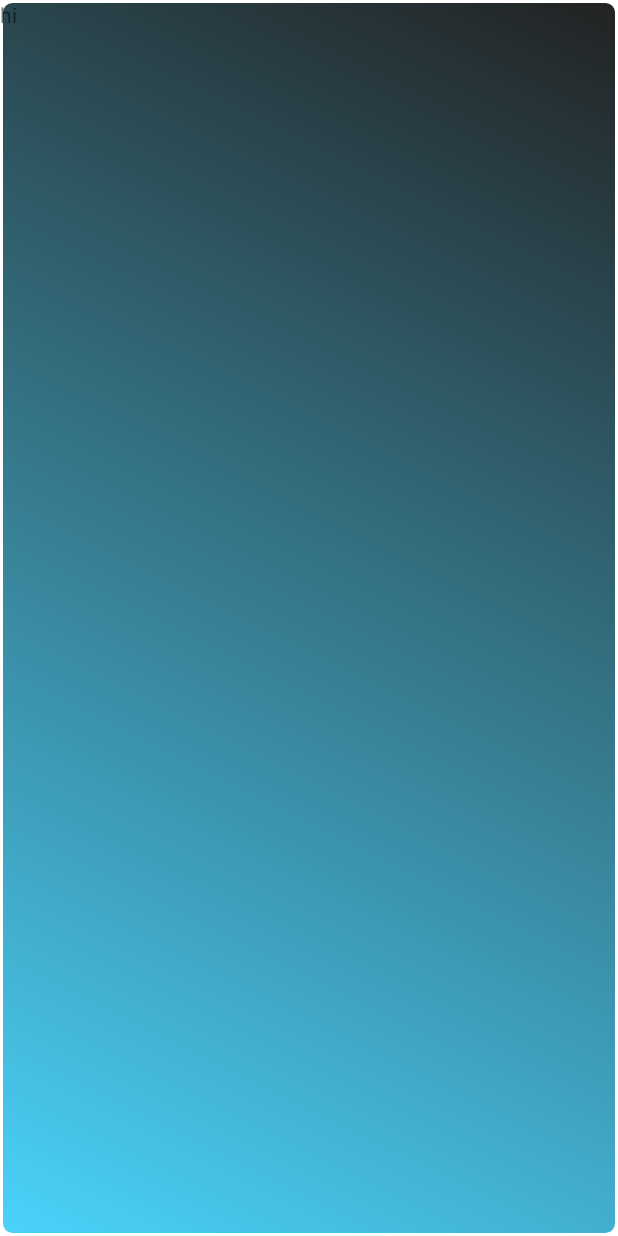
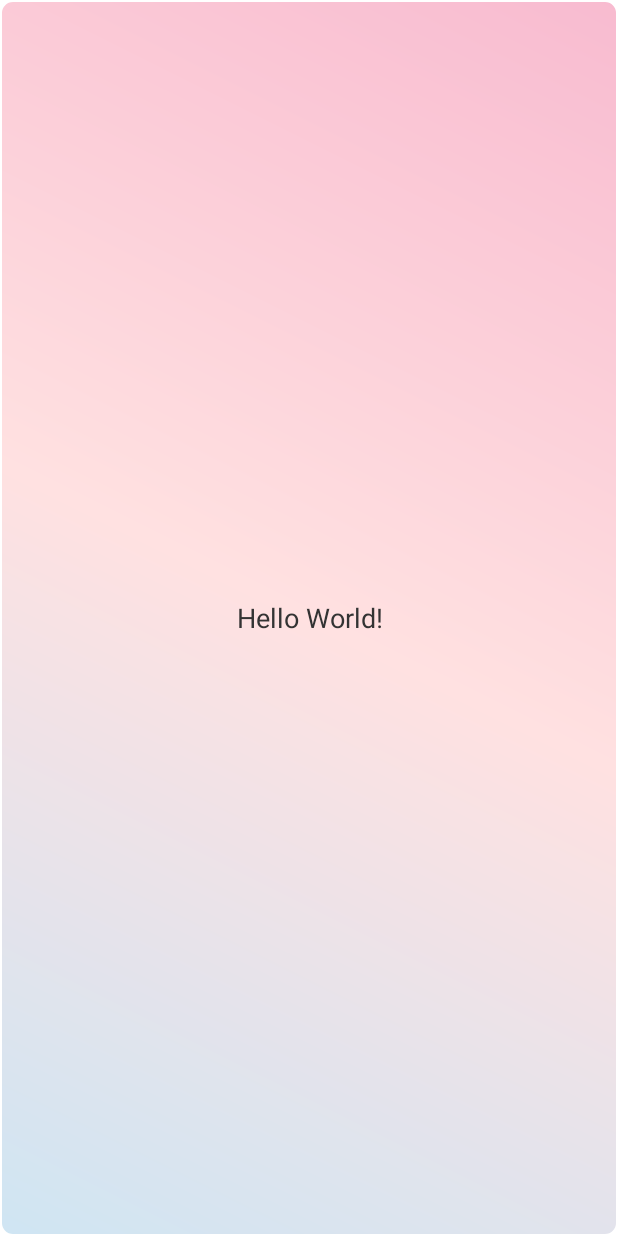
Before and after one commit to arielrodrigor/WidgetConnection, an Android app: the layout random_number_widget.xml on its own in the app's theme, with its tools: preview values and no code run, on a phone screen of 412 x 824 dp. Run offline under Robolectric (Android 15) with nearby library versions, the phone set to English and light mode, and no system bars.

Commit message:
Design stuff

```diff
--- a/app/src/main/java/com/example/widgetconnection/MainActivity.kt
+++ b/app/src/main/java/com/example/widgetconnection/MainActivity.kt
@@ -2,12 +2,15 @@ package com.example.widgetconnection
 
 import androidx.appcompat.app.AppCompatActivity
 import android.os.Bundle
+import android.util.Log
 
 class MainActivity : AppCompatActivity() {
     override fun onCreate(savedInstanceState: Bundle?) {
         super.onCreate(savedInstanceState)
         setContentView(R.layout.activity_main)
 
+
+
     }
 
 }
--- a/app/src/main/res/drawable/widget_preview.xml
+++ b/app/src/main/res/drawable/widget_preview.xml
@@ -3,18 +3,21 @@
     android:shape="rectangle" >
 
     <stroke
-        android:width="2dp"
+        android:width="1dp"
         android:color="#FFFFFFFF" />
+
 
     <gradient
         android:angle="225"
-        android:endColor="#DD2ECCFA"
-        android:startColor="#DD000000" />
+        android:endColor="#FFCFE5F3"
+        android:startColor="#FFF8BBD0"
+        android:centerColor="#FFFFE1E1" />
+    " />
 
     <corners
-        android:bottomLeftRadius="7dp"
-        android:bottomRightRadius="7dp"
-        android:topLeftRadius="7dp"
-        android:topRightRadius="7dp" />
+        android:bottomLeftRadius="8dp"
+        android:bottomRightRadius="8dp"
+        android:topLeftRadius="8dp"
+        android:topRightRadius="8dp" />
 
 </shape>
--- a/app/src/main/res/layout/random_number_widget.xml
+++ b/app/src/main/res/layout/random_number_widget.xml
@@ -2,6 +2,7 @@
 <LinearLayout xmlns:android="http://schemas.android.com/apk/res/android"
     android:layout_width="match_parent"
     android:layout_height="match_parent"
+    android:gravity="center"
     android:orientation="vertical"
     android:background="@drawable/widget_preview" >
     >
@@ -10,6 +11,11 @@
         android:id="@+id/appwidget_text"
         android:layout_width="wrap_content"
         android:layout_height="wrap_content"
-        android:text="hi" />
+        android:text="Hello World!"
+        android:textSize="18sp"
+        android:textColor="#333333"
+        android:textAlignment="center"
+        android:gravity="center"
+        android:padding="14px"/>
 
 </LinearLayout>
--- a/app/src/main/res/xml/random_number_widget_info.xml
+++ b/app/src/main/res/xml/random_number_widget_info.xml
@@ -1,9 +1,9 @@
 <?xml version="1.0" encoding="utf-8"?>
 <appwidget-provider xmlns:android="http://schemas.android.com/apk/res/android"
     android:initialLayout="@layout/random_number_widget"
-    android:minWidth="40dp"
-    android:minHeight="40dp"
-    android:updatePeriodMillis="86400000"
+    android:minWidth="132dp"
+    android:minHeight="64dp"
+    android:updatePeriodMillis="1000"
     android:previewImage="@drawable/widget_preview"
     android:resizeMode="horizontal|vertical"
     android:widgetCategory="home_screen">
```
Also changed, not shown: app/src/main/java/com/example/widgetconnection/RandomNumberWidget.kt (+7 -0 lines), app/src/main/java/com/example/widgetconnection/WidgetUtils.kt (added, +28 -0 lines).
